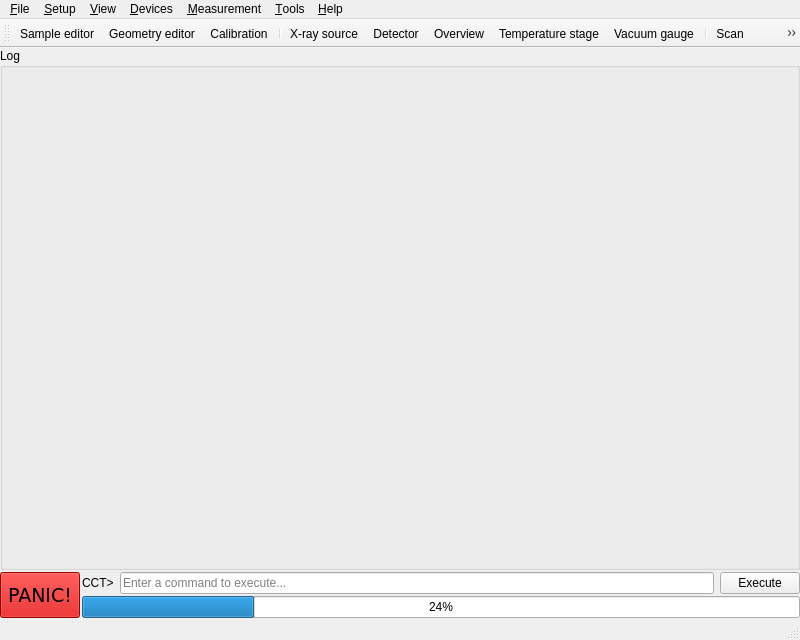
Before: the Qt Designer form cct/qtgui/mainwindow/mainwindow.ui in awacha/cct, drawn with Qt 5.
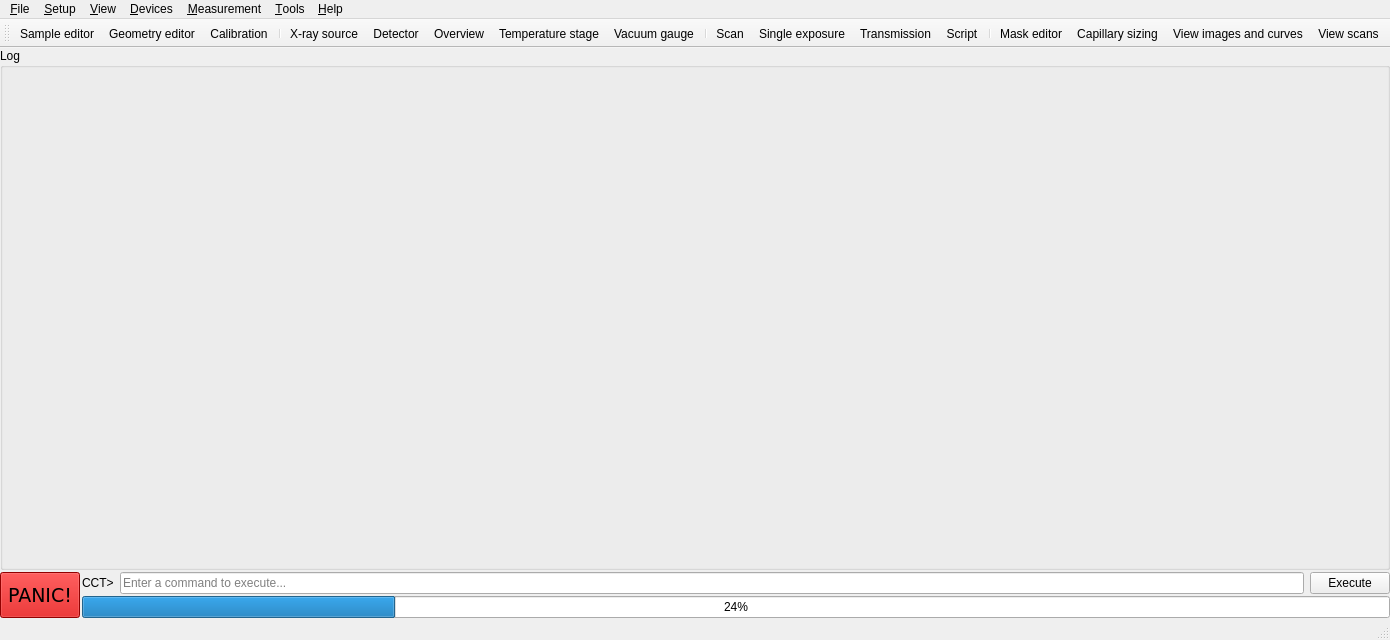
After: the same form once the commit is applied. Icons and pictures are not drawn.

Commit message: Local password database, password change UI

```diff
--- a/cct/qtgui/mainwindow/mainwindow.ui
+++ b/cct/qtgui/mainwindow/mainwindow.ui
@@ -6,7 +6,7 @@
    <rect>
     <x>0</x>
     <y>0</y>
-    <width>800</width>
+    <width>949</width>
     <height>640</height>
    </rect>
   </property>
@@ -557,7 +557,7 @@
     <rect>
      <x>0</x>
      <y>0</y>
-     <width>800</width>
+     <width>949</width>
      <height>22</height>
     </rect>
    </property>
@@ -656,6 +656,12 @@
   </widget>
   <widget class="QStatusBar" name="statusbar"/>
   <widget class="QToolBar" name="toolBar">
+   <property name="sizePolicy">
+    <sizepolicy hsizetype="Minimum" vsizetype="Fixed">
+     <horstretch>0</horstretch>
+     <verstretch>0</verstretch>
+    </sizepolicy>
+   </property>
    <property name="windowTitle">
     <string>toolBar</string>
    </property>
```
Left out of the diff: 13 changed lines with no effect on the pictures. The commit also changes 6 other files.
